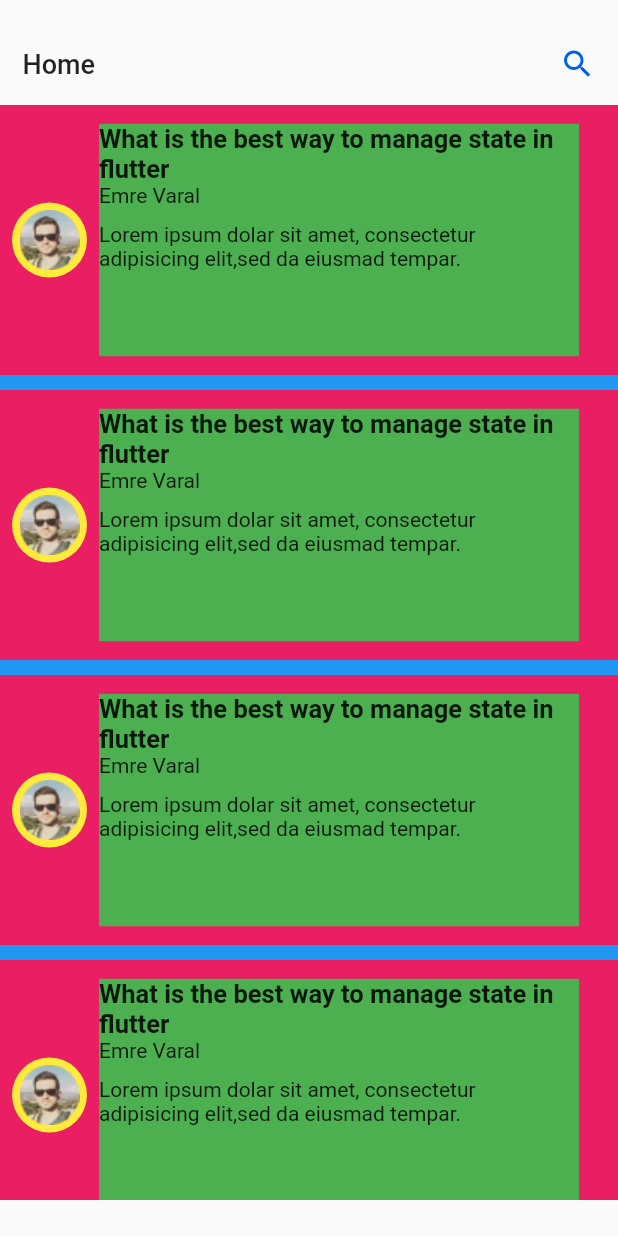
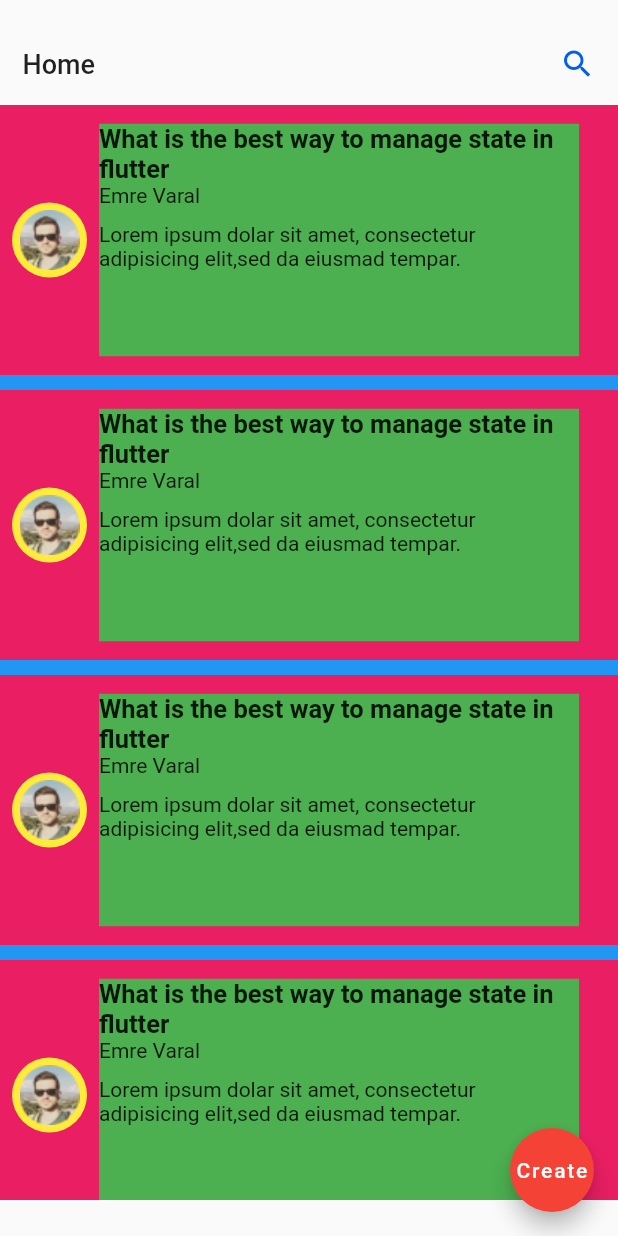
Before and after one commit to iremtekinn/firebase, a Flutter app: the PageOne screen opened by its route, on a phone screen of 412 x 824 dp. Run offline on Flutter 3.47's test engine with Material 2 defaults, Android fonts, the phone set to English and light mode, and no system bars; our stand-ins replace firebase_auth, firebase_core, get; accounts and stored records are empty.

Commit message:
pageone ui bitti

```diff
--- a/lib/modules/pages/pageone_binding.dart
+++ b/lib/modules/pageone/pageone_binding.dart
@@ -1,4 +1,4 @@
-import 'package:blog/modules/pages/pageone_controller.dart';
+import 'package:blog/modules/pageone/pageone_controller.dart';
 import 'package:get/get.dart';
 
 class PageOneBinding extends Bindings{
--- a/lib/modules/pages/pageone_screen.dart
+++ b/lib/modules/pageone/pageone_screen.dart
@@ -1,4 +1,6 @@
+import 'package:blog/routes/app_pages.dart';
 import 'package:flutter/material.dart';
+import 'package:get/get.dart';
 
 class PageOne extends StatelessWidget {
   const PageOne({super.key});
@@ -7,7 +9,9 @@ class PageOne extends StatelessWidget {
   Widget build(BuildContext context) {
     return Scaffold(
         body: SingleChildScrollView(
+
       child: Column(
+
         children: [
           Container(
             width: double.infinity,
@@ -92,6 +96,15 @@ class PageOne extends StatelessWidget {
 
         ],
       ),
-    ));
+    ),
+    floatingActionButton: FloatingActionButton(
+      backgroundColor: Colors.red,
+      child: Text("Create"),
+      onPressed: () {
+        Get.toNamed(Routes.PAGETWO);
+
+      },)
+      ,
+    );
   }
 }
--- /dev/null
+++ b/lib/modules/pagetwo/pagetwo_binding.dart
@@ -0,0 +1,9 @@
+import 'package:blog/modules/pagetwo/pagetwo_controller.dart';
+import 'package:get/get.dart';
+
+class PageTwoBinding extends Bindings{
+  @override
+  void dependencies(){
+    Get.put(PageTwoController());
+  }
+}
--- /dev/null
+++ b/lib/modules/pagetwo/pagetwo_controller.dart
@@ -0,0 +1,5 @@
+import 'package:get/get_state_manager/src/simple/get_controllers.dart';
+
+class PageTwoController extends GetxController{
+
+}
--- a/lib/routes/app_pages.dart
+++ b/lib/routes/app_pages.dart
@@ -1,12 +1,14 @@
 import 'package:blog/modules/login/login_binding.dart';
-import 'package:blog/modules/pages/pageone_screen.dart';
+import 'package:blog/modules/pageone/pageone_screen.dart';
+import 'package:blog/modules/pagetwo/pagetwo_screen.dart';
 import 'package:blog/modules/register/register_binding.dart';
 import 'package:flutter/material.dart';
 import 'package:get/get.dart';
 
 
 import '../modules/login/login_scren.dart';
-import '../modules/pages/pageone_binding.dart';
+import '../modules/pageone/pageone_binding.dart';
+import '../modules/pagetwo/pagetwo_binding.dart';
 import '../modules/register/register_screen.dart';
 part 'app_routes.dart';
 class AppPages{
@@ -34,5 +36,12 @@ class AppPages{
 
     ),
 
+    GetPage(
+      name: Routes.PAGETWO,
+    page: ()=>PageTwo(),
+     binding: PageTwoBinding(),
+
+    ),
+
   ];
 }
--- a/lib/routes/app_routes.dart
+++ b/lib/routes/app_routes.dart
@@ -6,4 +6,6 @@ abstract class Routes{
   static const REGISTER = '/register';
 
   static const PAGEONE = '/pageone';
+
+  static const PAGETWO = '/pagetwo';
 }
```
Also changed, not shown: lib/modules/pagetwo/pagetwo_screen.dart (added, +24 -0 lines), lib/modules/pageone/pageone_controller.dart (renamed from lib/modules/pages/pageone_controller.dart).
